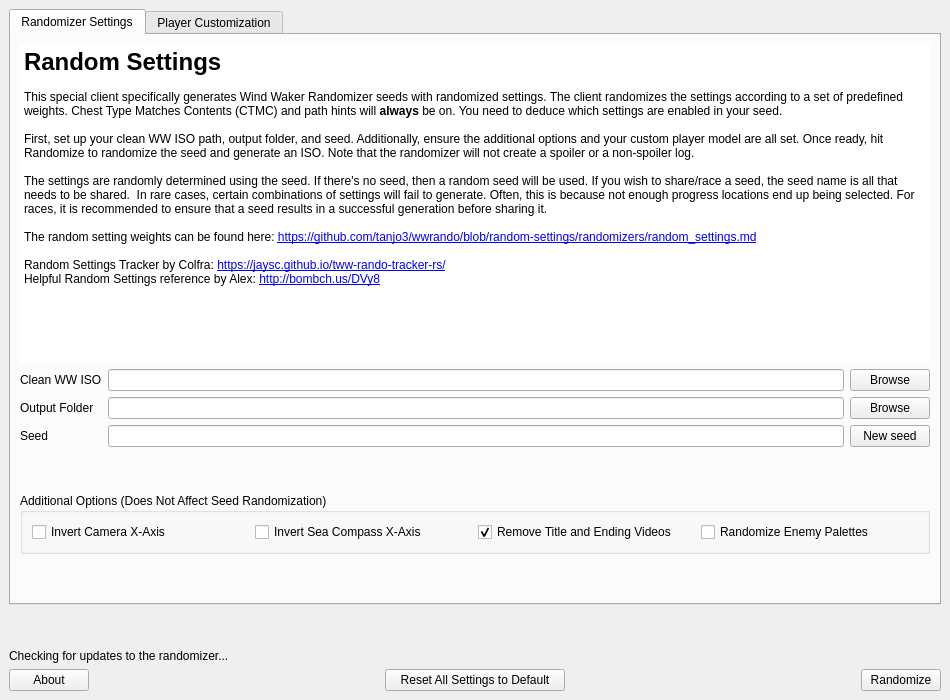
Old version of the form wwr_ui/randomizer_window.ui in the repository tanjo3/wwrando.
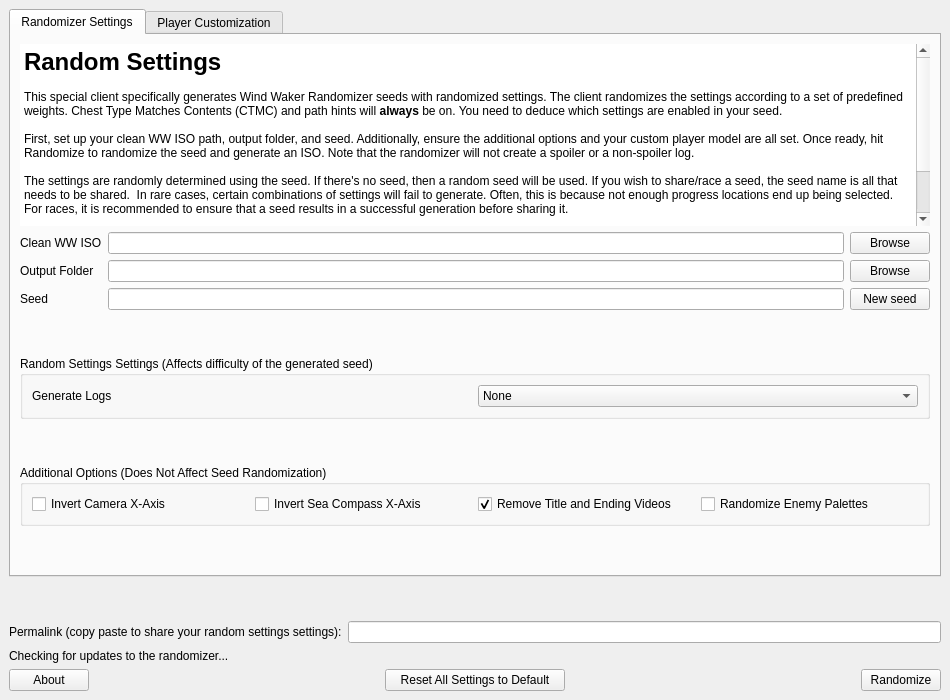
New version of the form.

Commit message: Reintroduce permalinks and spoiler logs to random settings

Diff of the .ui file:
```diff
--- a/wwr_ui/randomizer_window.ui
+++ b/wwr_ui/randomizer_window.ui
@@ -151,6 +151,58 @@
               </property>
              </spacer>
             </item>
+            <item>
+             <widget class="QGroupBox" name="rs_settings_group">
+              <property name="title">
+               <string>Random Settings Settings (Affects difficulty of the generated seed)</string>
+              </property>
+              <layout class="QGridLayout" name="gridLayout_3">
+               <item row="1" column="1" colspan="2">
+                <layout class="QHBoxLayout" name="horizontalLayout_loggen">
+                 <item>
+                  <widget class="QLabel" name="label_for_log_generation">
+                   <property name="text">
+                    <string>Generate Logs</string>
+                   </property>
+                  </widget>
+                 </item>
+                 <item>
+                  <widget class="QComboBox" name="log_generation">
+                   <item>
+                    <property name="text">
+                     <string>None</string>
+                    </property>
+                   </item>
+                   <item>
+                    <property name="text">
+                     <string>Non-Spoiler Log</string>
+                    </property>
+                   </item>
+                   <item>
+                    <property name="text">
+                     <string>Spoiler and Non-Spoiler Log</string>
+                    </property>
+                   </item>
+                  </widget>
+                 </item>
+                </layout>
+               </item>
+              </layout>
+             </widget>
+            </item>
+            <item>
+             <spacer name="verticalSpacer_3">
+              <property name="orientation">
+               <enum>Qt::Vertical</enum>
+              </property>
+              <property name="sizeHint" stdset="0">
+               <size>
+                <width>20</width>
+                <height>40</height>
+               </size>
+              </property>
+             </spacer>
+            </item>
             <item>
              <widget class="QGroupBox" name="groupBox">
               <property name="title">
@@ -381,6 +433,20 @@
       </property>
      </widget>
     </item>
+     <item>
+     <layout class="QHBoxLayout" name="horizontalLayout_perma">
+      <item>
+       <widget class="QLabel" name="label_for_permalink">
+        <property name="text">
+         <string>Permalink (copy paste to share your random settings settings):</string>
+        </property>
+       </widget>
+      </item>
+      <item>
+       <widget class="QLineEdit" name="permalink"/>
+      </item>
+     </layout>
+    </item>
     <item>
      <widget class="QLabel" name="update_checker_label">
       <property name="text">
```
The commit also changes 6 other files.
